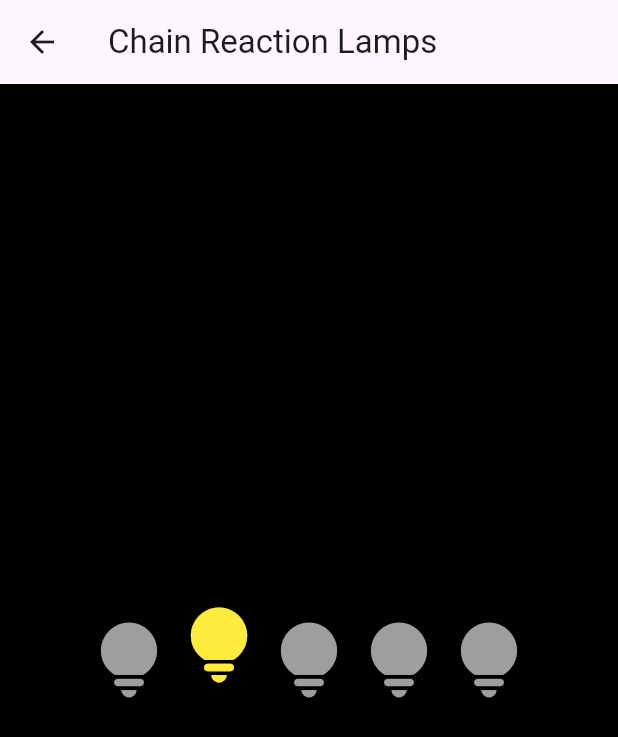
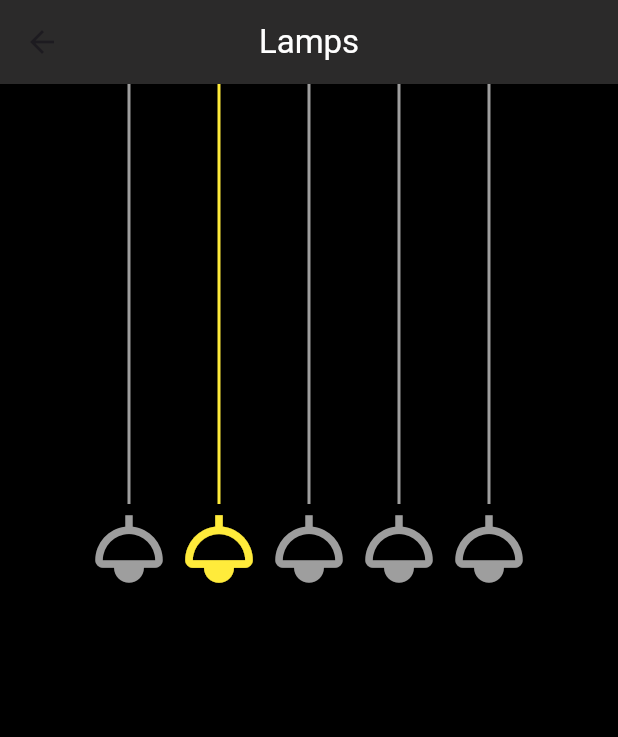
Before and after one commit to SanaAltarabishi/animation, a Flutter app: the ChainReactionLamps screen opened directly, on a phone screen of 412 x 824 dp. Shown: the top 737 px of the screen. Run offline on Flutter 3.47's test engine with Material 3 defaults, Android fonts, the phone set to English and light mode, and no system bars.

Commit message:
lamps animation

```diff
--- a/lib/lamp.dart
+++ b/lib/lamp.dart
@@ -2,18 +2,17 @@ import 'package:flutter/material.dart';
 import 'dart:async';
 
 class ChainReactionLamps extends StatefulWidget {
-  const ChainReactionLamps({Key? key}) : super(key: key);
+  const ChainReactionLamps({super.key});
 
   @override
   State<ChainReactionLamps> createState() => _ChainReactionLampsState();
 }
 
 class _ChainReactionLampsState extends State<ChainReactionLamps> {
-  static const int lampCount = 5; // Number of lamps in the chain
-  int _activeLampIndex = 0; // Track which lamp is currently on
-
-  // Initialize the on/off states for each lamp
-  List<bool> _lampStates = List.generate(lampCount, (index) => index == 0);
+  static const int lampCount = 5;
+  int _activeLampIndex = 0;
+  bool _isForward = true;
+  List<bool> lampStates = List.generate(lampCount, (index) => index == 0);
 
   @override
   void initState() {
@@ -25,14 +24,22 @@ class _ChainReactionLampsState extends State<ChainReactionLamps> {
     Timer.periodic(const Duration(seconds: 1), (timer) {
       if (mounted == true) {
         setState(() {
-          // Turn off the current lamp
-          _lampStates[_activeLampIndex] = false;
+          lampStates[_activeLampIndex] = false;
 
-          // Move to the next lamp, looping back to the start if necessary
-          _activeLampIndex = (_activeLampIndex + 1) % lampCount;
-
-          // Turn on the next lamp
-          _lampStates[_activeLampIndex] = true;
+          if (_isForward) {
+            _activeLampIndex++;
+            if (_activeLampIndex >= lampCount) {
+              _activeLampIndex = lampCount - 2;
+              _isForward = false;
+            }
+          } else {
+            _activeLampIndex--;
+            if (_activeLampIndex < 0) {
+              _activeLampIndex = 1;
+              _isForward = true;
+            }
+          }
+          lampStates[_activeLampIndex] = true;
         });
       }
     });
@@ -41,15 +48,22 @@ class _ChainReactionLampsState extends State<ChainReactionLamps> {
   @override
   Widget build(BuildContext context) {
     return Scaffold(
-      appBar: AppBar(title: const Text("Chain Reaction Lamps")),
+      appBar: AppBar(
+        title: const Text(
+          "Lamps",
+          style: TextStyle(color: Colors.white),
+        ),
+        centerTitle: true,
+        backgroundColor: const Color.fromARGB(255, 43, 42, 42),
+      ),
       backgroundColor: Colors.black,
       body: Center(
         child: Row(
           mainAxisAlignment: MainAxisAlignment.center,
           children: List.generate(lampCount, (index) {
             return AnimatedLamp(
-              isOn: _lampStates[index],
-              moveUp: index == _activeLampIndex,
+              isOn: lampStates[index],
+              moveright: index == _activeLampIndex,
             );
           }),
         ),
@@ -58,22 +72,74 @@ class _ChainReactionLampsState extends State<ChainReactionLamps> {
   }
 }
 
-class AnimatedLamp extends StatelessWidget {
+class AnimatedLamp extends StatefulWidget {
   final bool isOn;
-  final bool moveUp;
+  final bool moveright;
 
-  const AnimatedLamp({Key? key, required this.isOn, required this.moveUp})
-      : super(key: key);
+  const AnimatedLamp({super.key, required this.isOn, required this.moveright});
+
+  @override
+  State<AnimatedLamp> createState() => _AnimatedLampState();
+}
+
+class _AnimatedLampState extends State<AnimatedLamp>
+    with SingleTickerProviderStateMixin {
+  late AnimationController _controller;
+  late Animation<Offset> _positionAnimation;
+// final VoidCallback onCompleted;
+  @override
+  void initState() {
+    super.initState();
+    _controller = AnimationController(
+        vsync: this, duration: const Duration(milliseconds: 400));
+
+    _positionAnimation = Tween<Offset>(
+            begin: Offset.zero, end: const Offset(0.2, 0))
+        .animate(CurvedAnimation(parent: _controller, curve: Curves.easeOut))
+      ..addStatusListener(
+        (status) {
+          if (status == AnimationStatus.completed) {
+            _controller.reverse();
+          }
+        },
+      );
+
+    if (widget.moveright) {
+      _controller.forward();
+    }
+  }
+
+  @override
+  void didUpdateWidget(covariant AnimatedLamp oldWidget) {
+    super.didUpdateWidget(oldWidget);
+    if (widget.moveright && !oldWidget.moveright) {
+      _controller.forward();
+    }
+  }
+
+  @override
+  void dispose() {
+    _controller.dispose();
+    super.dispose();
+  }
 
   @override
   Widget build(BuildContext context) {
-    return AnimatedContainer(
-      duration: const Duration(milliseconds: 500),
-      margin: EdgeInsets.only(bottom: moveUp ? 20 : 0),
-      child: Icon(
-        Icons.lightbulb_rounded,
-        color: isOn ? Colors.yellow : Colors.grey,
-        size: 60,
+    return SlideTransition(
+      position: _positionAnimation,
+      child: Column(
+        children: [
+          Container(
+            width: 2,
+            color: widget.isOn ? Colors.yellow : Colors.grey,
+            height: 280,
+          ),
+          Icon(
+            Icons.light,
+            color: widget.isOn ? Colors.yellow : Colors.grey,
+            size: 60,
+          ),
+        ],
       ),
     );
   }
```
